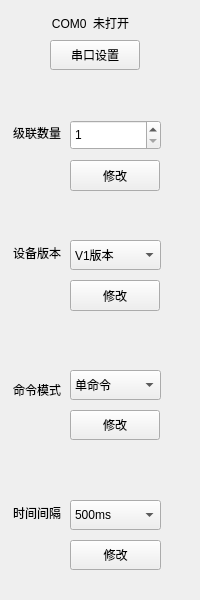
Qt form IDC_TestSystem/IP-PDU/ip_toolbox/ip_settingtoolwid.ui (ChinaClever/IDC_TestSystem) before a commit.
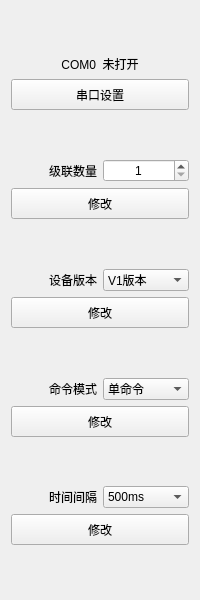
The same form after that commit.

Commit message: 界面适应性修改

```diff
--- a/IDC_TestSystem/IP-PDU/ip_toolbox/ip_settingtoolwid.ui
+++ b/IDC_TestSystem/IP-PDU/ip_toolbox/ip_settingtoolwid.ui
@@ -13,232 +13,277 @@
   <property name="windowTitle">
    <string>Form</string>
   </property>
-  <widget class="QPushButton" name="timeBtn">
-   <property name="geometry">
-    <rect>
-     <x>70</x>
-     <y>540</y>
-     <width>91</width>
-     <height>30</height>
-    </rect>
-   </property>
-   <property name="text">
-    <string>修改</string>
-   </property>
-  </widget>
-  <widget class="QLabel" name="label_6">
-   <property name="geometry">
-    <rect>
-     <x>0</x>
-     <y>500</y>
-     <width>61</width>
-     <height>25</height>
-    </rect>
-   </property>
-   <property name="text">
-    <string>时间间隔</string>
-   </property>
-   <property name="alignment">
-    <set>Qt::AlignRight|Qt::AlignTrailing|Qt::AlignVCenter</set>
-   </property>
-  </widget>
-  <widget class="QLabel" name="label_5">
-   <property name="geometry">
-    <rect>
-     <x>0</x>
-     <y>380</y>
-     <width>61</width>
-     <height>20</height>
-    </rect>
-   </property>
-   <property name="text">
-    <string>命令模式</string>
-   </property>
-   <property name="alignment">
-    <set>Qt::AlignRight|Qt::AlignTrailing|Qt::AlignVCenter</set>
-   </property>
-  </widget>
-  <widget class="QLabel" name="label">
-   <property name="geometry">
-    <rect>
-     <x>0</x>
-     <y>120</y>
-     <width>61</width>
-     <height>25</height>
-    </rect>
-   </property>
-   <property name="text">
-    <string>级联数量</string>
-   </property>
-   <property name="alignment">
-    <set>Qt::AlignRight|Qt::AlignTrailing|Qt::AlignVCenter</set>
-   </property>
-  </widget>
-  <widget class="QPushButton" name="serialBtn">
-   <property name="geometry">
-    <rect>
-     <x>50</x>
-     <y>40</y>
-     <width>90</width>
-     <height>30</height>
-    </rect>
-   </property>
-   <property name="text">
-    <string>串口设置</string>
-   </property>
-  </widget>
-  <widget class="QPushButton" name="devNumBtn">
-   <property name="geometry">
-    <rect>
-     <x>70</x>
-     <y>160</y>
-     <width>90</width>
-     <height>31</height>
-    </rect>
-   </property>
-   <property name="text">
-    <string>修改</string>
-   </property>
-  </widget>
-  <widget class="QComboBox" name="cmdBox">
-   <property name="geometry">
-    <rect>
-     <x>70</x>
-     <y>370</y>
-     <width>91</width>
-     <height>30</height>
-    </rect>
-   </property>
+  <layout class="QVBoxLayout" name="verticalLayout">
    <item>
-    <property name="text">
-     <string>单命令</string>
-    </property>
+    <spacer name="verticalSpacer_5">
+     <property name="orientation">
+      <enum>Qt::Vertical</enum>
+     </property>
+     <property name="sizeHint" stdset="0">
+      <size>
+       <width>20</width>
+       <height>40</height>
+      </size>
+     </property>
+    </spacer>
    </item>
    <item>
-    <property name="text">
-     <string>双命令</string>
-    </property>
+    <widget class="QLabel" name="serialLab">
+     <property name="text">
+      <string>COM0  未打开</string>
+     </property>
+     <property name="alignment">
+      <set>Qt::AlignCenter</set>
+     </property>
+    </widget>
    </item>
-  </widget>
-  <widget class="QLabel" name="serialLab">
-   <property name="geometry">
-    <rect>
-     <x>20</x>
-     <y>10</y>
-     <width>141</width>
-     <height>25</height>
-    </rect>
-   </property>
-   <property name="text">
-    <string>COM0  未打开</string>
-   </property>
-   <property name="alignment">
-    <set>Qt::AlignCenter</set>
-   </property>
-  </widget>
-  <widget class="QPushButton" name="cmdBtn">
-   <property name="geometry">
-    <rect>
-     <x>70</x>
-     <y>410</y>
-     <width>90</width>
-     <height>30</height>
-    </rect>
-   </property>
-   <property name="text">
-    <string>修改</string>
-   </property>
-  </widget>
-  <widget class="QSpinBox" name="spinBox">
-   <property name="geometry">
-    <rect>
-     <x>70</x>
-     <y>120</y>
-     <width>91</width>
-     <height>30</height>
-    </rect>
-   </property>
-   <property name="minimum">
-    <number>1</number>
-   </property>
-   <property name="maximum">
-    <number>33</number>
-   </property>
-  </widget>
-  <widget class="QComboBox" name="timeBox">
-   <property name="geometry">
-    <rect>
-     <x>70</x>
-     <y>500</y>
-     <width>91</width>
-     <height>30</height>
-    </rect>
-   </property>
    <item>
-    <property name="text">
-     <string>500ms</string>
-    </property>
+    <widget class="QPushButton" name="serialBtn">
+     <property name="minimumSize">
+      <size>
+       <width>0</width>
+       <height>31</height>
+      </size>
+     </property>
+     <property name="text">
+      <string>串口设置</string>
+     </property>
+    </widget>
    </item>
    <item>
-    <property name="text">
-     <string>1000ms</string>
-    </property>
+    <spacer name="verticalSpacer">
+     <property name="orientation">
+      <enum>Qt::Vertical</enum>
+     </property>
+     <property name="sizeHint" stdset="0">
+      <size>
+       <width>20</width>
+       <height>40</height>
+      </size>
+     </property>
+    </spacer>
    </item>
    <item>
-    <property name="text">
-     <string>1500ms</string>
-    </property>
+    <layout class="QHBoxLayout" name="horizontalLayout">
+     <item>
+      <widget class="QLabel" name="label">
+       <property name="text">
+        <string>级联数量</string>
+       </property>
+       <property name="alignment">
+        <set>Qt::AlignRight|Qt::AlignTrailing|Qt::AlignVCenter</set>
+       </property>
+      </widget>
+     </item>
+     <item>
+      <widget class="QSpinBox" name="spinBox">
+       <property name="alignment">
+        <set>Qt::AlignCenter</set>
+       </property>
+       <property name="minimum">
+        <number>1</number>
+       </property>
+       <property name="maximum">
+        <number>33</number>
+       </property>
+      </widget>
+     </item>
+    </layout>
    </item>
-  </widget>
-  <widget class="QPushButton" name="vBtn">
-   <property name="geometry">
-    <rect>
-     <x>70</x>
-     <y>280</y>
-     <width>90</width>
-     <height>31</height>
-    </rect>
-   </property>
-   <property name="text">
-    <string>修改</string>
-   </property>
-  </widget>
-  <widget class="QLabel" name="label_2">
-   <property name="geometry">
-    <rect>
-     <x>0</x>
-     <y>240</y>
-     <width>61</width>
-     <height>25</height>
-    </rect>
-   </property>
-   <property name="text">
-    <string>设备版本</string>
-   </property>
-   <property name="alignment">
-    <set>Qt::AlignRight|Qt::AlignTrailing|Qt::AlignVCenter</set>
-   </property>
-  </widget>
-  <widget class="QComboBox" name="vBox">
-   <property name="geometry">
-    <rect>
-     <x>70</x>
-     <y>240</y>
-     <width>91</width>
-     <height>30</height>
-    </rect>
-   </property>
    <item>
-    <property name="text">
-     <string>V1版本</string>
-    </property>
+    <widget class="QPushButton" name="devNumBtn">
+     <property name="minimumSize">
+      <size>
+       <width>0</width>
+       <height>31</height>
+      </size>
+     </property>
+     <property name="text">
+      <string>修改</string>
+     </property>
+    </widget>
    </item>
    <item>
-    <property name="text">
-     <string>V3版本</string>
-    </property>
+    <spacer name="verticalSpacer_2">
+     <property name="orientation">
+      <enum>Qt::Vertical</enum>
+     </property>
+     <property name="sizeHint" stdset="0">
+      <size>
+       <width>20</width>
+       <height>40</height>
+      </size>
+     </property>
+    </spacer>
    </item>
-  </widget>
+   <item>
+    <layout class="QHBoxLayout" name="horizontalLayout_2">
+     <item>
+      <widget class="QLabel" name="label_2">
+       <property name="text">
+        <string>设备版本</string>
+       </property>
+       <property name="alignment">
+        <set>Qt::AlignRight|Qt::AlignTrailing|Qt::AlignVCenter</set>
+       </property>
+      </widget>
+     </item>
+     <item>
+      <widget class="QComboBox" name="vBox">
+       <item>
+        <property name="text">
+         <string>V1版本</string>
+        </property>
+       </item>
+       <item>
+        <property name="text">
+         <string>V3版本</string>
+        </property>
+       </item>
+      </widget>
+     </item>
+    </layout>
+   </item>
+   <item>
+    <widget class="QPushButton" name="vBtn">
+     <property name="minimumSize">
+      <size>
+       <width>0</width>
+       <height>31</height>
+      </size>
+     </property>
+     <property name="text">
+      <string>修改</string>
+     </property>
+    </widget>
+   </item>
+   <item>
+    <spacer name="verticalSpacer_3">
+     <property name="orientation">
+      <enum>Qt::Vertical</enum>
+     </property>
+     <property name="sizeHint" stdset="0">
+      <size>
+       <width>20</width>
+       <height>40</height>
+      </size>
+     </property>
+    </spacer>
+   </item>
+   <item>
+    <layout class="QHBoxLayout" name="horizontalLayout_3">
+     <item>
+      <widget class="QLabel" name="label_5">
+       <property name="text">
+        <string>命令模式</string>
+       </property>
+       <property name="alignment">
+        <set>Qt::AlignRight|Qt::AlignTrailing|Qt::AlignVCenter</set>
+       </property>
+      </widget>
+     </item>
+     <item>
+      <widget class="QComboBox" name="cmdBox">
+       <item>
+        <property name="text">
+         <string>单命令</string>
+        </property>
+       </item>
+       <item>
+        <property name="text">
+         <string>双命令</string>
+        </property>
+       </item>
+      </widget>
+     </item>
+    </layout>
+   </item>
+   <item>
+    <widget class="QPushButton" name="cmdBtn">
+     <property name="minimumSize">
+      <size>
+       <width>0</width>
+       <height>31</height>
+      </size>
+     </property>
+     <property name="text">
+      <string>修改</string>
+     </property>
+    </widget>
+   </item>
+   <item>
+    <spacer name="verticalSpacer_4">
+     <property name="orientation">
+      <enum>Qt::Vertical</enum>
+     </property>
+     <property name="sizeHint" stdset="0">
+      <size>
+       <width>20</width>
+       <height>40</height>
+      </size>
+     </property>
+    </spacer>
+   </item>
+   <item>
+    <layout class="QHBoxLayout" name="horizontalLayout_4">
+     <item>
+      <widget class="QLabel" name="label_6">
+       <property name="text">
+        <string>时间间隔</string>
+       </property>
+       <property name="alignment">
+        <set>Qt::AlignRight|Qt::AlignTrailing|Qt::AlignVCenter</set>
+       </property>
+      </widget>
+     </item>
+     <item>
+      <widget class="QComboBox" name="timeBox">
+       <item>
+        <property name="text">
+         <string>500ms</string>
+        </property>
+       </item>
+       <item>
+        <property name="text">
+         <string>1000ms</string>
+        </property>
+       </item>
+       <item>
+        <property name="text">
+         <string>1500ms</string>
+        </property>
+       </item>
+      </widget>
+     </item>
+    </layout>
+   </item>
+   <item>
+    <widget class="QPushButton" name="timeBtn">
+     <property name="minimumSize">
+      <size>
+       <width>0</width>
+       <height>31</height>
+      </size>
+     </property>
+     <property name="text">
+      <string>修改</string>
+     </property>
+    </widget>
+   </item>
+   <item>
+    <spacer name="verticalSpacer_6">
+     <property name="orientation">
+      <enum>Qt::Vertical</enum>
+     </property>
+     <property name="sizeHint" stdset="0">
+      <size>
+       <width>20</width>
+       <height>40</height>
+      </size>
+     </property>
+    </spacer>
+   </item>
+  </layout>
  </widget>
  <resources/>
  <connections/>
```
The commit also changes 39 other files.
